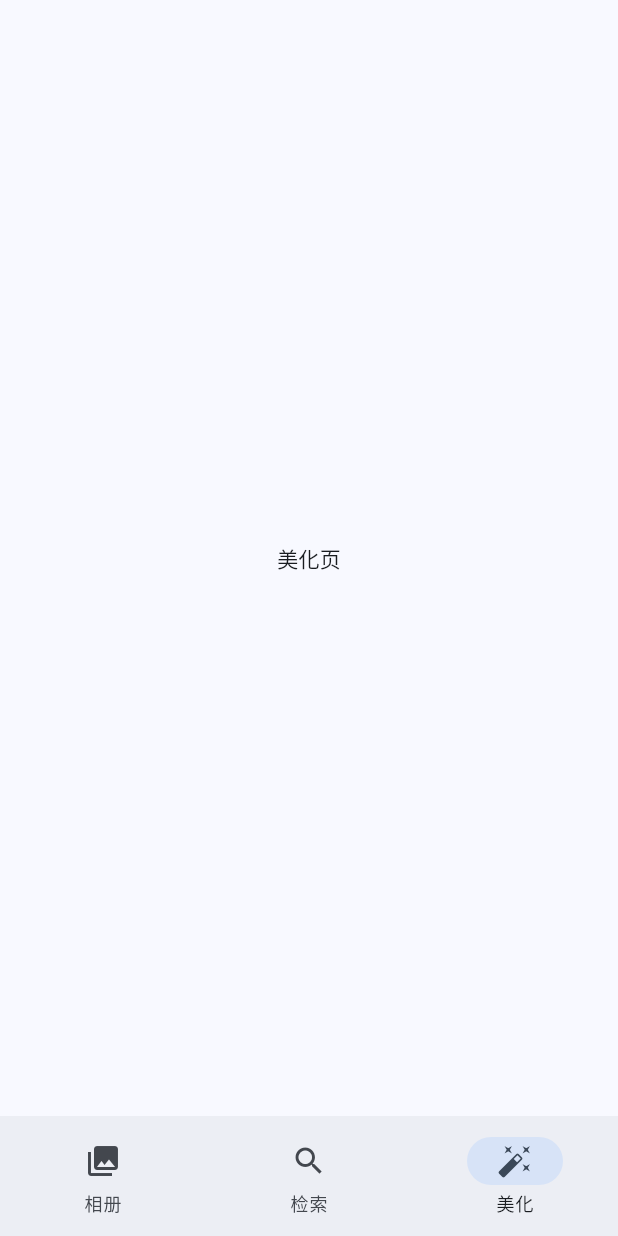
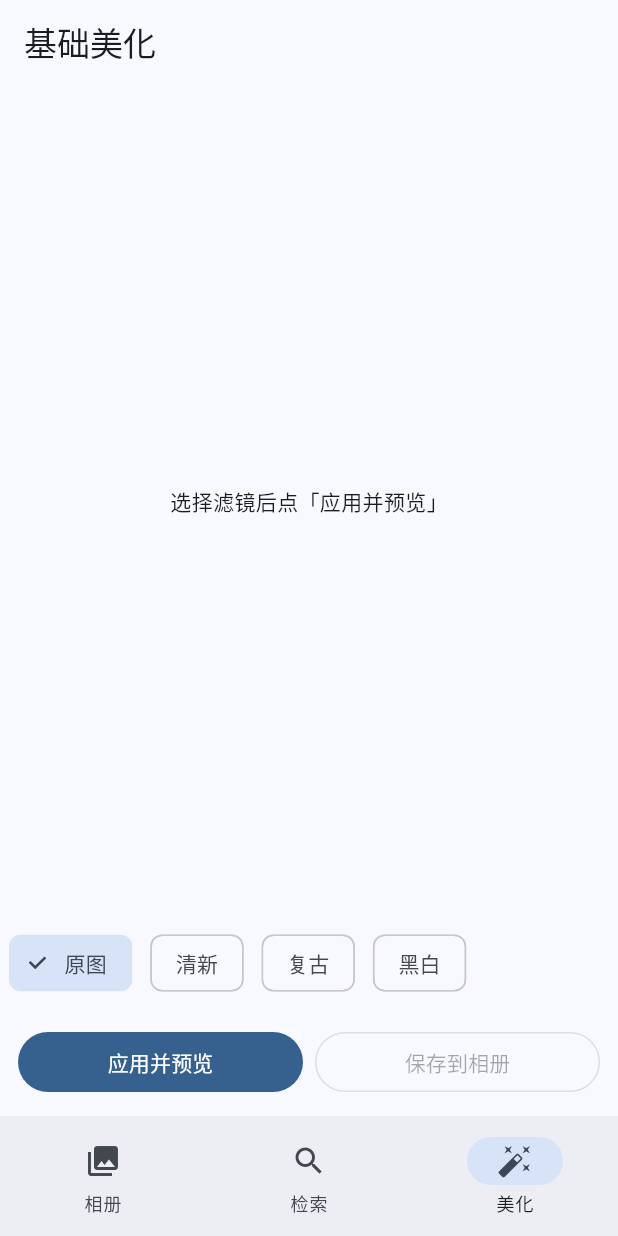
Before and after one commit to helai150382/Photo-AI-Enhancement-Content-Retrieval, a Flutter app: the screen it shows after launch, item 3 of the bottom bar chosen, on a phone screen of 412 x 824 dp. Run offline on Flutter 3.47's test engine with Material 3 defaults, Android fonts, the phone set to English and light mode, and no system bars; our stand-ins replace sqflite; missing offline and left inert: photo_manager; accounts and stored records are empty.

Commit message:
feat: 基础美化界面接入渲染管线

```diff
--- a/mobile/lib/features/edit/ui/edit_screen.dart
+++ b/mobile/lib/features/edit/ui/edit_screen.dart
@@ -1,7 +1,89 @@
 import 'package:flutter/material.dart';
+import 'dart:typed_data';
+import '../data/edit_pipeline.dart';
+import '../data/filters.dart';
 
-class EditScreen extends StatelessWidget {
+class EditScreen extends StatefulWidget {
   const EditScreen({super.key});
   @override
-  Widget build(BuildContext context) => const Center(child: Text('美化页'));
+  State<EditScreen> createState() => _EditScreenState();
 }
+
+class _EditScreenState extends State<EditScreen> {
+  PhotoFilterScheme _selected = kBuiltInFilters.first;
+  Uint8List? _preview;
+  final _pipeline = EditPipeline();
+
+  void _apply() {
+    // 演示：生成一张 4x4 示例位图应用滤镜，产出自标准。
+    final w = 4, h = 4;
+    final src = Uint8List(w * h * 4);
+    for (var i = 0; i < w * h; i++) {
+      final o = i * 4;
+      src[o] = 80; src[o + 1] = 160; src[o + 2] = 240; src[o + 3] = 255;
+    }
+    final out = _pipeline.applyRgba(src, w, h, _selected);
+    setState(() => _preview = out);
+  }
+
+  @override
+  Widget build(BuildContext context) {
+    return Scaffold(
+      appBar: AppBar(title: const Text('基础美化')),
+      body: Column(
+        children: [
+          Expanded(
+            child: _preview == null
+                ? const Center(child: Text('选择滤镜后点「应用并预览」'))
+                : SizedBox(
+                    width: double.infinity,
+                    child: Image.memory(_preview!),
+                  ),
+          ),
+          SizedBox(
+            height: 60,
+            child: ListView.builder(
+              scrollDirection: Axis.horizontal,
+              itemCount: kBuiltInFilters.length,
+              itemBuilder: (_, i) {
+                final f = kBuiltInFilters[i];
+                return Padding(
+                  padding: const EdgeInsets.all(6),
+                  child: ChoiceChip(
+                    label: Text(f.name),
+                    selected: f.name == _selected.name,
+                    onSelected: (_) => setState(() => _selected = f),
+                  ),
+                );
+              },
+            ),
+          ),
+          Padding(
+            padding: const EdgeInsets.all(12),
+            child: Row(
+              children: [
+                Expanded(
+                  child: FilledButton(
+                    onPressed: _apply,
+                    child: const Text('应用并预览'),
+                  ),
+                ),
+                const SizedBox(width: 8),
+                Expanded(
+                  child: OutlinedButton(
+                    onPressed: _preview == null
+                        ? null
+                        : () => ScaffoldMessenger.of(context).showSnackBar(
+                              const SnackBar(content: Text('已保存到相册（演示）')),
+                            ),
+                    child: const Text('保存到相册'),
+                  ),
+                ),
+              ],
+            ),
+          ),
+        ],
+      ),
+    );
+  }
+}
```
